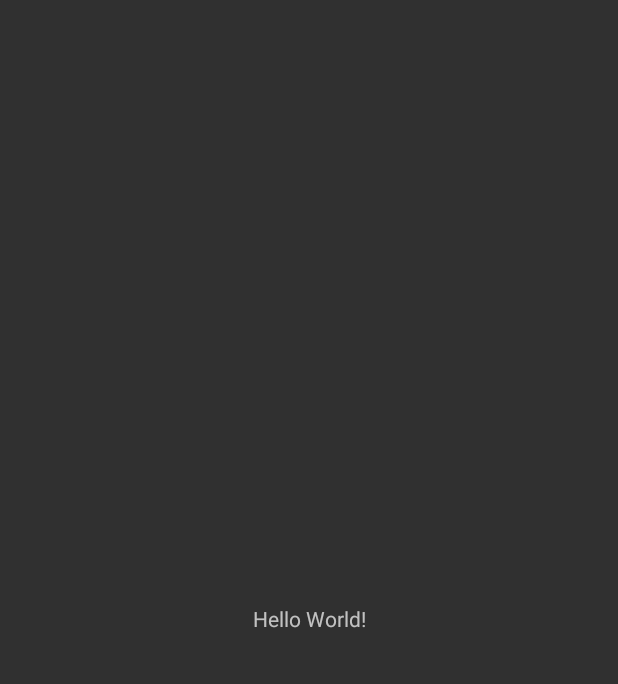
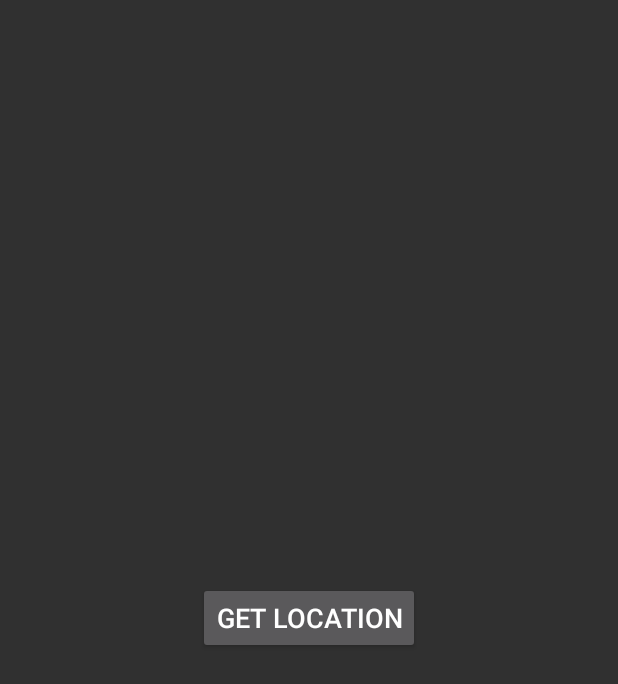
Before and after one commit to szuryanailham/Healtcare_hospital, an Android app: the screen it shows after launch (MainActivity before the commit, CurrentLocationActivity after it), on a phone screen of 412 x 824 dp. Before the commit the part shown is almost empty. Shown: the top 684 px of the screen. Run offline under Robolectric (Android 15) with nearby library versions, the phone set to English and light mode, and no system bars.

Commit message:
update : add current location

```diff
--- a/app/build.gradle
+++ b/app/build.gradle
@@ -41,4 +41,5 @@ dependencies {
     testImplementation 'junit:junit:4.13.2'
     androidTestImplementation 'androidx.test.ext:junit:1.1.4'
     androidTestImplementation 'androidx.test.espresso:espresso-core:3.5.0'
+    implementation 'com.google.android.gms:play-services-location:21.0.1'
 }
--- /dev/null
+++ b/app/src/main/java/com/example/selfhealth_app/CurrentLocationActivity.kt
@@ -0,0 +1,48 @@
+package com.example.selfhealth_app
+
+import android.content.pm.PackageManager
+import androidx.appcompat.app.AppCompatActivity
+import android.os.Bundle
+import android.widget.Button
+import android.widget.Toast
+import androidx.core.app.ActivityCompat
+import com.google.android.gms.location.FusedLocationProviderClient
+import com.google.android.gms.location.LocationServices
+
+class CurrentLocationActivity : AppCompatActivity() {
+
+    lateinit var fusedLocationProviderClient: FusedLocationProviderClient
+
+    override fun onCreate(savedInstanceState: Bundle?) {
+        super.onCreate(savedInstanceState)
+        setContentView(R.layout.activity_current_location)
+
+        fusedLocationProviderClient = LocationServices.getFusedLocationProviderClient(this)
+
+        findViewById<Button>(R.id.btn_get_location).setOnClickListener(){
+            fetchLocation()
+        }
+
+    }
+
+    private fun fetchLocation() {
+        val task = fusedLocationProviderClient.lastLocation
+
+        if (ActivityCompat.checkSelfPermission(this, android.Manifest.permission.ACCESS_FINE_LOCATION)
+        != PackageManager.PERMISSION_GRANTED && ActivityCompat.checkSelfPermission(this, android.Manifest.permission.ACCESS_COARSE_LOCATION)
+        != PackageManager.PERMISSION_GRANTED ) {
+            ActivityCompat.requestPermissions(
+                this,
+                arrayOf(android.Manifest.permission.ACCESS_FINE_LOCATION),
+                101
+            )
+            return
+        }
+        task.addOnSuccessListener {
+            if (it != null) {
+                Toast.makeText(applicationContext, "${it.latitude} ${it.longitude}", Toast.LENGTH_SHORT).show()
+            }
+            setContentView(R.layout.activity_main)
+        }
+    }
+}
--- a/app/src/main/java/com/example/selfhealth_app/SplashActivity.kt
+++ b/app/src/main/java/com/example/selfhealth_app/SplashActivity.kt
@@ -18,7 +18,7 @@ class SplashScreen : AppCompatActivity() {
         setContentView(R.layout.activity_splash)
         val handler = Handler()
         handler.postDelayed({
-            startActivity(Intent(applicationContext, MainActivity::class.java))
+            startActivity(Intent(applicationContext, CurrentLocationActivity::class.java))
             finish()
         }, 3000L) //3000 L = 3 detik
     }
--- /dev/null
+++ b/app/src/main/res/layout/activity_current_location.xml
@@ -0,0 +1,21 @@
+<?xml version="1.0" encoding="utf-8"?>
+<androidx.constraintlayout.widget.ConstraintLayout xmlns:android="http://schemas.android.com/apk/res/android"
+    xmlns:app="http://schemas.android.com/apk/res-auto"
+    xmlns:tools="http://schemas.android.com/tools"
+    android:layout_width="match_parent"
+    android:layout_height="match_parent"
+    tools:context=".CurrentLocationActivity">
+
+    <Button
+        android:id="@+id/btn_get_location"
+        android:layout_width="wrap_content"
+        android:layout_height="wrap_content"
+        android:text="GET LOCATION"
+        android:textSize="18sp"
+        app:layout_constraintEnd_toEndOf="parent"
+        app:layout_constraintTop_toTopOf="parent"
+        app:layout_constraintStart_toStartOf="parent"
+        app:layout_constraintBottom_toBottomOf="parent"
+        />
+
+</androidx.constraintlayout.widget.ConstraintLayout>
```
Also changed, not shown: app/src/main/AndroidManifest.xml (+20 -9 lines).
